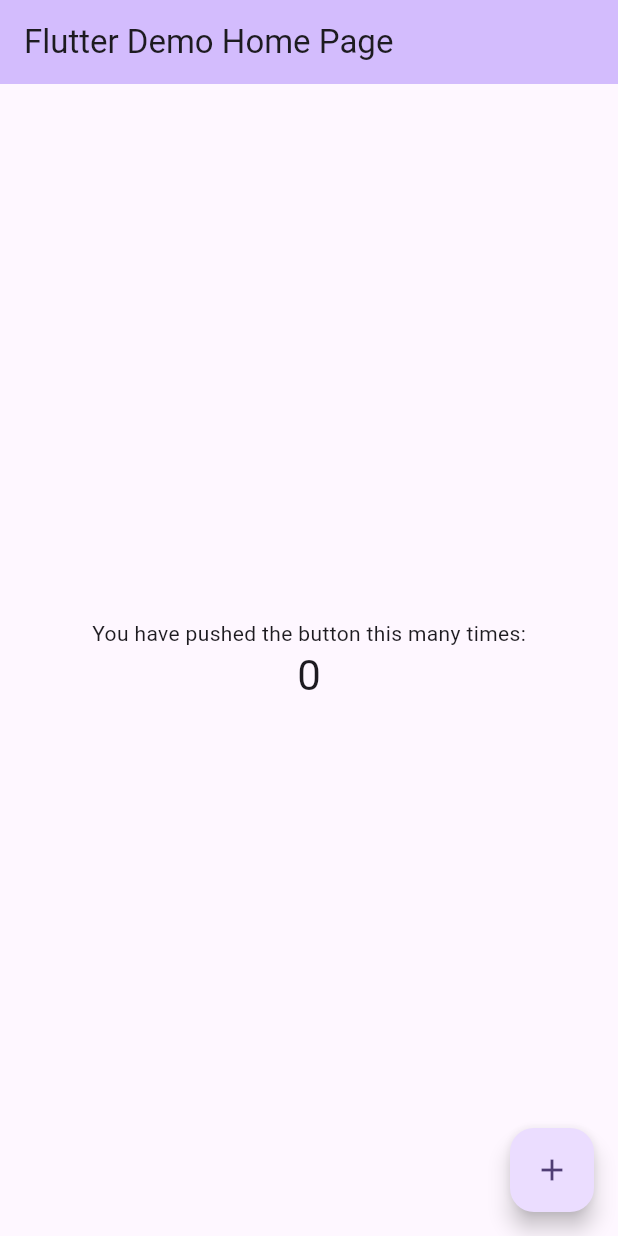
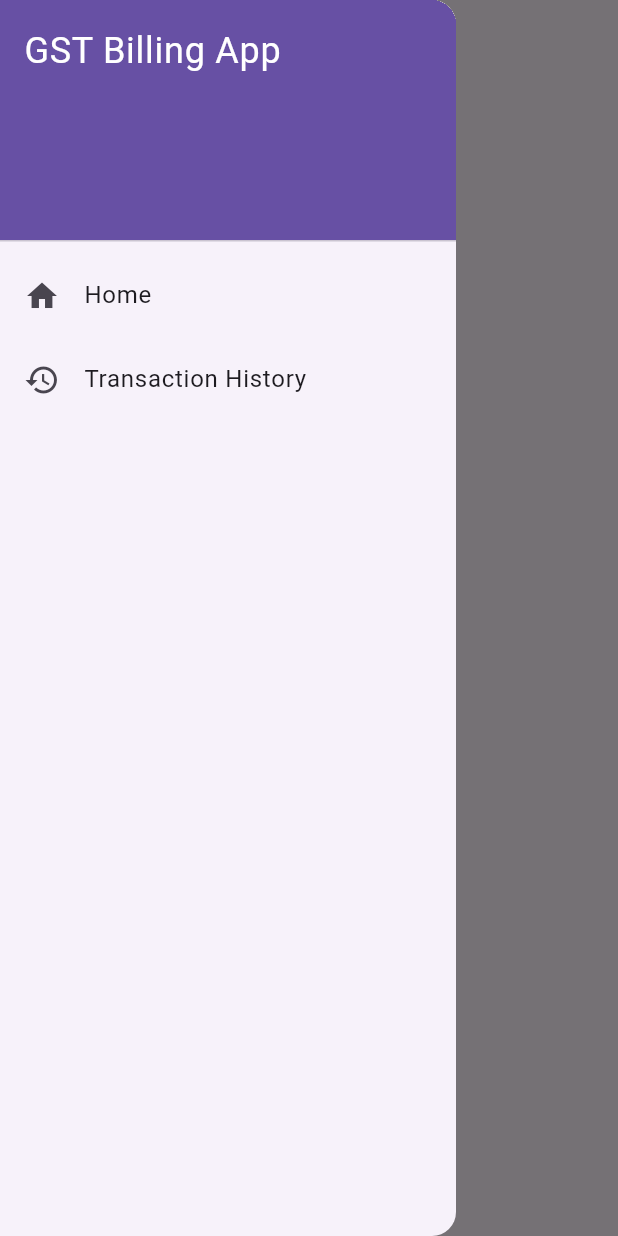
Before and after one commit to Vasudev9999/gst_billing_app, a Flutter app: the screen it shows after launch, with the side drawer open (before the commit the screen has no drawer), on a phone screen of 412 x 824 dp. Run offline on Flutter 3.47's test engine with Material 3 defaults, Android fonts, the phone set to English and light mode, and no system bars.

Commit message:
Version 1 is completed with functionality Project setup and basic navigation Simple product entry form Minimal UI without persistence

```diff
--- a/lib/main.dart
+++ b/lib/main.dart
@@ -1,122 +1,22 @@
 import 'package:flutter/material.dart';
+import 'screens/home_screen.dart';
 
 void main() {
   runApp(const MyApp());
 }
 
 class MyApp extends StatelessWidget {
-  const MyApp({super.key});
+  const MyApp({Key? key}) : super(key: key);
 
-  // This widget is the root of your application.
   @override
   Widget build(BuildContext context) {
     return MaterialApp(
-      title: 'Flutter Demo',
+      title: 'GST Billing App',
       theme: ThemeData(
-        // This is the theme of your application.
-        //
-        // TRY THIS: Try running your application with "flutter run". You'll see
-        // the application has a purple toolbar. Then, without quitting the app,
-        // try changing the seedColor in the colorScheme below to Colors.green
-        // and then invoke "hot reload" (save your changes or press the "hot
-        // reload" button in a Flutter-supported IDE, or press "r" if you used
-        // the command line to start the app).
-        //
-        // Notice that the counter didn't reset back to zero; the application
-        // state is not lost during the reload. To reset the state, use hot
-        // restart instead.
-        //
-        // This works for code too, not just values: Most code changes can be
-        // tested with just a hot reload.
-        colorScheme: ColorScheme.fromSeed(seedColor: Colors.deepPurple),
+        primarySwatch: Colors.blue,
+        visualDensity: VisualDensity.adaptivePlatformDensity,
       ),
-      home: const MyHomePage(title: 'Flutter Demo Home Page'),
+      home: const HomeScreen(),
     );
   }
 }
-
-class MyHomePage extends StatefulWidget {
-  const MyHomePage({super.key, required this.title});
-
-  // This widget is the home page of your application. It is stateful, meaning
-  // that it has a State object (defined below) that contains fields that affect
-  // how it looks.
-
-  // This class is the configuration for the state. It holds the values (in this
-  // case the title) provided by the parent (in this case the App widget) and
-  // used by the build method of the State. Fields in a Widget subclass are
-  // always marked "final".
-
-  final String title;
-
-  @override
-  State<MyHomePage> createState() => _MyHomePageState();
-}
-
-class _MyHomePageState extends State<MyHomePage> {
-  int _counter = 0;
-
-  void _incrementCounter() {
-    setState(() {
-      // This call to setState tells the Flutter framework that something has
-      // changed in this State, which causes it to rerun the build method below
-      // so that the display can reflect the updated values. If we changed
-      // _counter without calling setState(), then the build method would not be
-      // called again, and so nothing would appear to happen.
-      _counter++;
-    });
-  }
-
-  @override
-  Widget build(BuildContext context) {
-    // This method is rerun every time setState is called, for instance as done
-    // by the _incrementCounter method above.
-    //
-    // The Flutter framework has been optimized to make rerunning build methods
-    // fast, so that you can just rebuild anything that needs updating rather
-    // than having to individually change instances of widgets.
-    return Scaffold(
-      appBar: AppBar(
-        // TRY THIS: Try changing the color here to a specific color (to
-        // Colors.amber, perhaps?) and trigger a hot reload to see the AppBar
-        // change color while the other colors stay the same.
-        backgroundColor: Theme.of(context).colorScheme.inversePrimary,
-        // Here we take the value from the MyHomePage object that was created by
-        // the App.build method, and use it to set our appbar title.
-        title: Text(widget.title),
-      ),
-      body: Center(
-        // Center is a layout widget. It takes a single child and positions it
-        // in the middle of the parent.
-        child: Column(
-          // Column is also a layout widget. It takes a list of children and
-          // arranges them vertically. By default, it sizes itself to fit its
-          // children horizontally, and tries to be as tall as its parent.
-          //
-          // Column has various properties to control how it sizes itself and
-          // how it positions its children. Here we use mainAxisAlignment to
-          // center the children vertically; the main axis here is the vertical
-          // axis because Columns are vertical (the cross axis would be
-          // horizontal).
-          //
-          // TRY THIS: Invoke "debug painting" (choose the "Toggle Debug Paint"
-          // action in the IDE, or press "p" in the console), to see the
-          // wireframe for each widget.
-          mainAxisAlignment: MainAxisAlignment.center,
-          children: <Widget>[
-            const Text('You have pushed the button this many times:'),
-            Text(
-              '$_counter',
-              style: Theme.of(context).textTheme.headlineMedium,
-            ),
-          ],
-        ),
-      ),
-      floatingActionButton: FloatingActionButton(
-        onPressed: _incrementCounter,
-        tooltip: 'Increment',
-        child: const Icon(Icons.add),
-      ), // This trailing comma makes auto-formatting nicer for build methods.
-    );
-  }
-}
--- /dev/null
+++ b/lib/screens/home_screen.dart
@@ -0,0 +1,38 @@
+import 'package:flutter/material.dart';
+import '../widgets/app_drawer.dart';
+import 'product_entry_screen.dart';
+
+class HomeScreen extends StatelessWidget {
+  const HomeScreen({Key? key}) : super(key: key);
+
+  @override
+  Widget build(BuildContext context) {
+    return Scaffold(
+      appBar: AppBar(title: const Text('TATA Retail Solutions')),
+      drawer: const AppDrawer(),
+      body: Center(
+        child: Column(
+          mainAxisAlignment: MainAxisAlignment.center,
+          children: [
+            const Text(
+              'GST Billing App',
+              style: TextStyle(fontSize: 24, fontWeight: FontWeight.bold),
+            ),
+            const SizedBox(height: 20),
+            ElevatedButton(
+              onPressed: () {
+                Navigator.push(
+                  context,
+                  MaterialPageRoute(
+                    builder: (context) => const ProductEntryScreen(),
+                  ),
+                );
+              },
+              child: const Text('Create New Bill'),
+            ),
+          ],
+        ),
+      ),
+    );
+  }
+}
--- /dev/null
+++ b/lib/widgets/app_drawer.dart
@@ -0,0 +1,45 @@
+import 'package:flutter/material.dart';
+import '../screens/home_screen.dart';
+
+class AppDrawer extends StatelessWidget {
+  const AppDrawer({Key? key}) : super(key: key);
+
+  @override
+  Widget build(BuildContext context) {
+    return Drawer(
+      child: ListView(
+        padding: EdgeInsets.zero,
+        children: [
+          DrawerHeader(
+            decoration: BoxDecoration(color: Theme.of(context).primaryColor),
+            child: const Text(
+              'GST Billing App',
+              style: TextStyle(color: Colors.white, fontSize: 24),
+            ),
+          ),
+          ListTile(
+            leading: const Icon(Icons.home),
+            title: const Text('Home'),
+            onTap: () {
+              Navigator.pushReplacement(
+                context,
+                MaterialPageRoute(builder: (context) => const HomeScreen()),
+              );
+            },
+          ),
+          ListTile(
+            leading: const Icon(Icons.history),
+            title: const Text('Transaction History'),
+            onTap: () {
+              // Will be implemented in Version 4
+              Navigator.pop(context);
+              ScaffoldMessenger.of(context).showSnackBar(
+                const SnackBar(content: Text('Coming in future versions!')),
+              );
+            },
+          ),
+        ],
+      ),
+    );
+  }
+}
```
Also changed, not shown: lib/screens/product_entry_screen.dart (added, +115 -0 lines).
